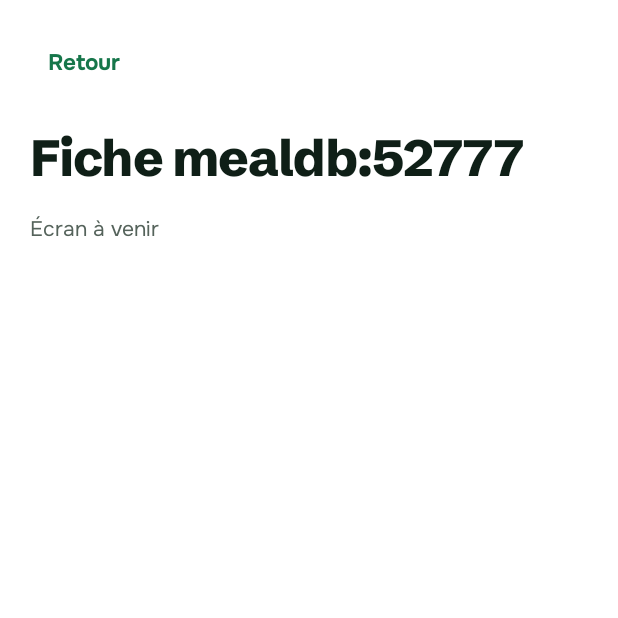
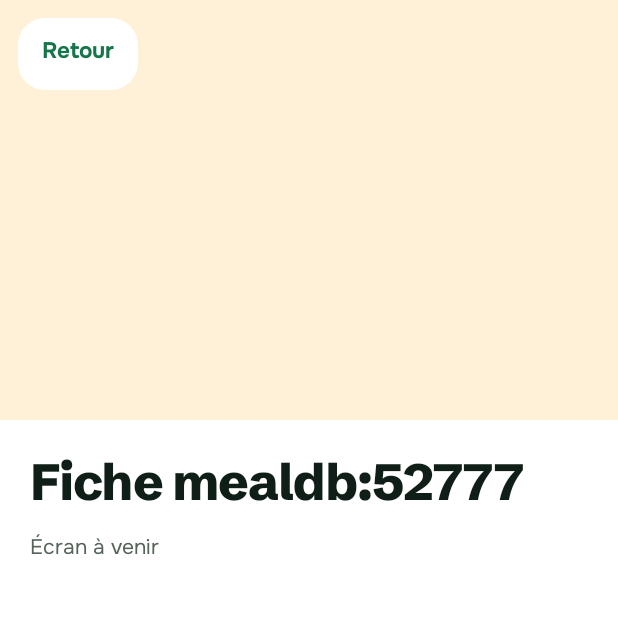
Before and after one commit to Neptune2k21/m1-android-project, an Android app built with Jetpack Compose: the screen it shows after launch (MainActivity), after a tap on an icon or button, on a phone screen of 412 x 824 dp, the top half of it. Run offline under Robolectric (Android 15) with nearby library versions, the phone set to English and light mode, and no system bars; our stand-ins replace Dagger/Hilt's generated code.

Commit message:
feat: ajoute la photo partagée et le retour prédictif (#10)
La photo du plat grandit de sa carte jusqu'à l'en-tête de la fiche,
dans un SharedTransitionLayout autour du NavHost. Pendant le retour
prédictif, la fiche rétrécit sous le doigt et la photo revient à sa
place. Toucher l'onglet affiché remonte en haut de la liste.

- Quand le téléphone coupe les animations, Compose les termine aussitôt
- enableOnBackInvokedCallback pour le geste sur Android 13 à 15

```diff
--- a/app/src/main/AndroidManifest.xml
+++ b/app/src/main/AndroidManifest.xml
@@ -7,13 +7,15 @@
     <application
         android:name=".TableApplication"
         android:allowBackup="true"
+        android:enableOnBackInvokedCallback="true"
         android:dataExtractionRules="@xml/data_extraction_rules"
         android:fullBackupContent="@xml/backup_rules"
         android:icon="@mipmap/ic_launcher"
         android:label="@string/app_name"
         android:roundIcon="@mipmap/ic_launcher_round"
         android:supportsRtl="true"
-        android:theme="@style/Theme.M1androidproject">
+        android:theme="@style/Theme.M1androidproject"
+        tools:targetApi="33">
         <activity
             android:name=".MainActivity"
             android:exported="true"
--- a/app/src/main/java/com/example/m1_android_project/TableApp.kt
+++ b/app/src/main/java/com/example/m1_android_project/TableApp.kt
@@ -1,20 +1,28 @@
 package com.example.m1_android_project
 
+import androidx.compose.animation.AnimatedContentTransitionScope
 import androidx.compose.animation.AnimatedVisibility
+import androidx.compose.animation.EnterTransition
+import androidx.compose.animation.ExitTransition
+import androidx.compose.animation.SharedTransitionLayout
 import androidx.compose.animation.core.tween
 import androidx.compose.animation.fadeIn
 import androidx.compose.animation.fadeOut
 import androidx.compose.animation.scaleIn
+import androidx.compose.animation.scaleOut
 import androidx.compose.animation.slideInVertically
 import androidx.compose.animation.slideOutVertically
 import androidx.compose.foundation.layout.padding
 import androidx.compose.material3.Scaffold
 import androidx.compose.runtime.Composable
+import androidx.compose.runtime.CompositionLocalProvider
 import androidx.compose.runtime.getValue
 import androidx.compose.runtime.mutableStateOf
 import androidx.compose.runtime.remember
 import androidx.compose.ui.Modifier
 import androidx.compose.ui.res.stringResource
+import androidx.navigation.NavBackStackEntry
+import androidx.navigation.NavGraphBuilder
 import androidx.navigation.NavHostController
 import androidx.navigation.compose.NavHost
 import androidx.navigation.compose.composable
@@ -31,6 +39,9 @@ import com.example.m1_android_project.core.designsystem.icone.IconeCourses
 import com.example.m1_android_project.core.designsystem.icone.IconeExplorer
 import com.example.m1_android_project.core.designsystem.icone.IconeFavoris
 import com.example.m1_android_project.core.designsystem.theme.TableTheme
+import com.example.m1_android_project.core.navigation.LocalPorteeEcran
+import com.example.m1_android_project.core.navigation.LocalRetoucheOnglet
+import com.example.m1_android_project.core.navigation.LocalTransitionPartagee
 import com.example.m1_android_project.core.navigation.Onglet
 import com.example.m1_android_project.core.navigation.Routes
 import com.example.m1_android_project.core.navigation.allerA
@@ -39,6 +50,7 @@ import com.example.m1_android_project.courses.CoursesEcran
 import com.example.m1_android_project.explorer.ExplorerEcran
 import com.example.m1_android_project.favoris.FavorisEcran
 import com.example.m1_android_project.recette.FicheRecetteEcran
+import kotlinx.coroutines.flow.MutableSharedFlow
 
 /** Les cinq onglets et ce qui s'ouvre par-dessus. La barre n'existe que sur un onglet */
 @Composable
@@ -49,6 +61,7 @@ fun TableApp(modifier: Modifier = Modifier, navController: NavHostController = r
     val dernierOnglet = remember { mutableStateOf(Onglet.Carte) }
     if (onglet != null) dernierOnglet.value = onglet
     val elements = Onglet.entries.map { ElementBarre(stringResource(it.libelle), it.icone()) }
+    val retouches = remember { MutableSharedFlow<Unit>(extraBufferCapacity = 1) }
 
     Scaffold(
         modifier = modifier,
@@ -62,30 +75,53 @@ fun TableApp(modifier: Modifier = Modifier, navController: NavHostController = r
                 BarreNavigation(
                     elements = elements,
                     selection = dernierOnglet.value.ordinal,
-                    onSelection = { navController.allerA(Onglet.entries[it]) },
+                    onSelection = { index ->
+                        val choisi = Onglet.entries[index]
+                        if (choisi == onglet) retouches.tryEmit(Unit) else navController.allerA(choisi)
+                    },
                 )
             }
         },
     ) { marges ->
+        SharedTransitionLayout(Modifier.padding(marges)) {
+            CompositionLocalProvider(
+                LocalTransitionPartagee provides this,
+                LocalRetoucheOnglet provides retouches,
+            ) {
                 NavHost(
                     navController = navController,
                     startDestination = Routes.Carte,
-            modifier = Modifier.padding(marges),
                     enterTransition = { Fondu.entree },
                     exitTransition = { Fondu.sortie },
                     popEnterTransition = { Fondu.entree },
                     popExitTransition = { Fondu.sortie },
                 ) {
-            composable<Routes.Carte> { CarteEcran(onOuvrirFiche = { navController.navigate(Routes.Fiche(it)) }) }
-            composable<Routes.Explorer> { ExplorerEcran() }
-            composable<Routes.Accords> { AccordsEcran() }
-            composable<Routes.Courses> { CoursesEcran() }
-            composable<Routes.Favoris> { FavorisEcran() }
-            composable<Routes.Fiche> { entree ->
+                    ecran<Routes.Carte> { CarteEcran(onOuvrirFiche = { navController.navigate(Routes.Fiche(it)) }) }
+                    ecran<Routes.Explorer> { ExplorerEcran() }
+                    ecran<Routes.Accords> { AccordsEcran() }
+                    ecran<Routes.Courses> { CoursesEcran() }
+                    ecran<Routes.Favoris> { FavorisEcran() }
+                    // La photo vole jusqu'à l'en-tête pendant que le reste apparaît autour
+                    ecran<Routes.Fiche>(
+                        entree = { fadeIn(tween(260, delayMillis = 120)) },
+                        // Suivie au doigt pendant le retour prédictif
+                        sortieRetour = { fadeOut(tween(260)) + scaleOut(targetScale = .9f) },
+                    ) { entree ->
                         FicheRecetteEcran(id = entree.toRoute<Routes.Fiche>().id, onRetour = { navController.popBackStack() })
                     }
                 }
             }
+        }
+    }
+}
+
+/** Destination qui donne sa portée d'animation à la photo partagée */
+private inline fun <reified T : Any> NavGraphBuilder.ecran(
+    noinline entree: (AnimatedContentTransitionScope<NavBackStackEntry>.() -> EnterTransition)? = null,
+    noinline sortieRetour: (AnimatedContentTransitionScope<NavBackStackEntry>.() -> ExitTransition)? = null,
+    crossinline contenu: @Composable (NavBackStackEntry) -> Unit,
+) = composable<T>(enterTransition = entree, popExitTransition = sortieRetour) { entreePile ->
+    CompositionLocalProvider(LocalPorteeEcran provides this) { contenu(entreePile) }
 }
 
 private fun Onglet.icone(): @Composable (Boolean) -> Unit = when (this) {
--- a/app/src/main/java/com/example/m1_android_project/carte/CarteEcran.kt
+++ b/app/src/main/java/com/example/m1_android_project/carte/CarteEcran.kt
@@ -2,8 +2,10 @@ package com.example.m1_android_project.carte
 
 import androidx.compose.foundation.background
 import androidx.compose.foundation.clickable
+import androidx.compose.foundation.layout.Box
+import androidx.compose.foundation.layout.Column
+import androidx.compose.foundation.layout.aspectRatio
 import androidx.compose.foundation.layout.fillMaxWidth
-import androidx.compose.foundation.layout.heightIn
 import androidx.compose.foundation.layout.padding
 import androidx.compose.material3.Text
 import androidx.compose.runtime.Composable
@@ -13,6 +15,7 @@ import androidx.compose.ui.res.stringResource
 import androidx.compose.ui.semantics.Role
 import com.example.m1_android_project.R
 import com.example.m1_android_project.core.designsystem.theme.TableTheme
+import com.example.m1_android_project.core.navigation.photoPartagee
 import com.example.m1_android_project.core.ui.EcranAVenir
 
 /** Carte du jour à construire */
@@ -20,18 +23,28 @@ import com.example.m1_android_project.core.ui.EcranAVenir
 fun CarteEcran(onOuvrirFiche: (id: String) -> Unit, modifier: Modifier = Modifier) {
     EcranAVenir(titre = stringResource(R.string.onglet_carte), modifier = modifier) {
         // Seul moyen d'ouvrir une fiche tant que la carte n'existe pas
-        Text(
-            stringResource(R.string.fiche_exemple),
-            modifier = Modifier
+        Column(
+            Modifier
                 .fillMaxWidth()
-                .heightIn(min = TableTheme.espacements.cibleTactile)
                 .clip(TableTheme.formes.carte)
                 .background(TableTheme.couleurs.teinteAction)
-                .clickable(role = Role.Button) { onOuvrirFiche(FICHE_EXEMPLE) }
-                .padding(TableTheme.espacements.l),
-            style = TableTheme.typo.action,
-            color = TableTheme.couleurs.action,
-        )
+                .clickable(role = Role.Button) { onOuvrirFiche(FICHE_EXEMPLE) },
+        ) {
+            // Tient la place de la photo du plat jusqu'à la #11
+            Box(
+                Modifier
+                    .photoPartagee(FICHE_EXEMPLE)
+                    .fillMaxWidth()
+                    .aspectRatio(16 / 9f)
+                    .background(TableTheme.couleurs.teinteAccent),
+            )
+            Text(
+                stringResource(R.string.fiche_exemple),
+                modifier = Modifier.padding(TableTheme.espacements.l),
+                style = TableTheme.typo.action,
+                color = TableTheme.couleurs.action,
+            )
+        }
     }
 }
 
--- /dev/null
+++ b/app/src/main/java/com/example/m1_android_project/core/navigation/Transitions.kt
@@ -0,0 +1,37 @@
+package com.example.m1_android_project.core.navigation
+
+import androidx.compose.animation.AnimatedVisibilityScope
+import androidx.compose.animation.SharedTransitionScope
+import androidx.compose.foundation.lazy.LazyListState
+import androidx.compose.runtime.Composable
+import androidx.compose.runtime.LaunchedEffect
+import androidx.compose.runtime.staticCompositionLocalOf
+import androidx.compose.ui.Modifier
+import kotlinx.coroutines.flow.Flow
+import kotlinx.coroutines.flow.emptyFlow
+
+/** Portées fournies par TableApp, nulles dans les aperçus */
+val LocalTransitionPartagee = staticCompositionLocalOf<SharedTransitionScope?> { null }
+val LocalPorteeEcran = staticCompositionLocalOf<AnimatedVisibilityScope?> { null }
+
+/** Touches sur l'onglet déjà affiché */
+val LocalRetoucheOnglet = staticCompositionLocalOf<Flow<Unit>> { emptyFlow() }
+
+/** La photo d'un plat grandit de sa carte jusqu'à l'en-tête de sa fiche */
+@Composable
+fun Modifier.photoPartagee(id: String): Modifier {
+    val transition = LocalTransitionPartagee.current ?: return this
+    val portee = LocalPorteeEcran.current ?: return this
+    return with(transition) {
+        this@photoPartagee.sharedElement(rememberSharedContentState("photo:$id"), animatedVisibilityScope = portee)
+    }
+}
+
+/** Remonte en haut de la liste quand on touche à nouveau l'onglet */
+@Composable
+fun RemonterAuRetouche(liste: LazyListState) {
+    val retouches = LocalRetoucheOnglet.current
+    LaunchedEffect(liste, retouches) {
+        retouches.collect { liste.animateScrollToItem(0) }
+    }
+}
--- a/app/src/main/java/com/example/m1_android_project/core/ui/EcranAVenir.kt
+++ b/app/src/main/java/com/example/m1_android_project/core/ui/EcranAVenir.kt
@@ -9,6 +9,7 @@ import androidx.compose.foundation.layout.heightIn
 import androidx.compose.foundation.layout.padding
 import androidx.compose.foundation.lazy.LazyColumn
 import androidx.compose.foundation.lazy.items
+import androidx.compose.foundation.lazy.rememberLazyListState
 import androidx.compose.material3.HorizontalDivider
 import androidx.compose.material3.Text
 import androidx.compose.runtime.Composable
@@ -17,6 +18,7 @@ import androidx.compose.ui.Modifier
 import androidx.compose.ui.res.stringResource
 import com.example.m1_android_project.R
 import com.example.m1_android_project.core.designsystem.theme.TableTheme
+import com.example.m1_android_project.core.navigation.RemonterAuRetouche
 
 /** Écran provisoire d'un onglet remplacé par le vrai dans son issue la liste sert à tester le défilement */
 @Composable
@@ -26,9 +28,12 @@ fun EcranAVenir(
     entete: @Composable () -> Unit = {},
 ) {
     val espacements = TableTheme.espacements
+    val liste = rememberLazyListState()
+    RemonterAuRetouche(liste)
 
     LazyColumn(
         modifier = modifier.fillMaxSize(),
+        state = liste,
         contentPadding = PaddingValues(espacements.marge),
     ) {
         item {
--- a/app/src/main/java/com/example/m1_android_project/recette/FicheRecetteEcran.kt
+++ b/app/src/main/java/com/example/m1_android_project/recette/FicheRecetteEcran.kt
@@ -1,9 +1,13 @@
 package com.example.m1_android_project.recette
 
+import androidx.compose.foundation.background
 import androidx.compose.foundation.clickable
 import androidx.compose.foundation.layout.Arrangement
+import androidx.compose.foundation.layout.Box
 import androidx.compose.foundation.layout.Column
 import androidx.compose.foundation.layout.fillMaxSize
+import androidx.compose.foundation.layout.fillMaxWidth
+import androidx.compose.foundation.layout.height
 import androidx.compose.foundation.layout.heightIn
 import androidx.compose.foundation.layout.padding
 import androidx.compose.material3.Text
@@ -12,28 +16,43 @@ import androidx.compose.ui.Modifier
 import androidx.compose.ui.draw.clip
 import androidx.compose.ui.res.stringResource
 import androidx.compose.ui.semantics.Role
+import androidx.compose.ui.unit.dp
 import com.example.m1_android_project.R
 import com.example.m1_android_project.core.designsystem.theme.TableTheme
+import com.example.m1_android_project.core.navigation.photoPartagee
 
 /** Fiche recette à construire  */
 @Composable
 fun FicheRecetteEcran(id: String, onRetour: () -> Unit, modifier: Modifier = Modifier) {
     val espacements = TableTheme.espacements
 
-    Column(
-        modifier = modifier.fillMaxSize().padding(espacements.marge),
-        verticalArrangement = Arrangement.spacedBy(espacements.l),
-    ) {
+    // Fond plein : pendant le retour prédictif la fiche rétrécit au-dessus de la carte
+    Column(modifier.fillMaxSize().background(TableTheme.couleurs.fond)) {
+        Box {
+            Box(
+                Modifier
+                    .photoPartagee(id)
+                    .fillMaxWidth()
+                    .height(HauteurPhoto)
+                    .background(TableTheme.couleurs.teinteAccent),
+            )
             Text(
                 stringResource(R.string.retour),
                 modifier = Modifier
+                    .padding(espacements.m)
                     .heightIn(min = espacements.cibleTactile)
                     .clip(TableTheme.formes.bouton)
+                    .background(TableTheme.couleurs.fond)
                     .clickable(role = Role.Button, onClick = onRetour)
-                .padding(espacements.m),
+                    .padding(horizontal = espacements.l, vertical = espacements.m),
                 style = TableTheme.typo.action,
                 color = TableTheme.couleurs.action,
             )
+        }
+        Column(
+            modifier = Modifier.padding(espacements.marge),
+            verticalArrangement = Arrangement.spacedBy(espacements.m),
+        ) {
             Text(stringResource(R.string.fiche_titre, id), style = TableTheme.typo.titre)
             Text(
                 stringResource(R.string.ecran_a_venir),
@@ -42,3 +61,6 @@ fun FicheRecetteEcran(id: String, onRetour: () -> Unit, modifier: Modifier = Mod
             )
         }
     }
+}
+
+private val HauteurPhoto = 280.dp
```
Also changed, not shown: 1 other file. Lines whose indentation alone changed are shown as unchanged.
